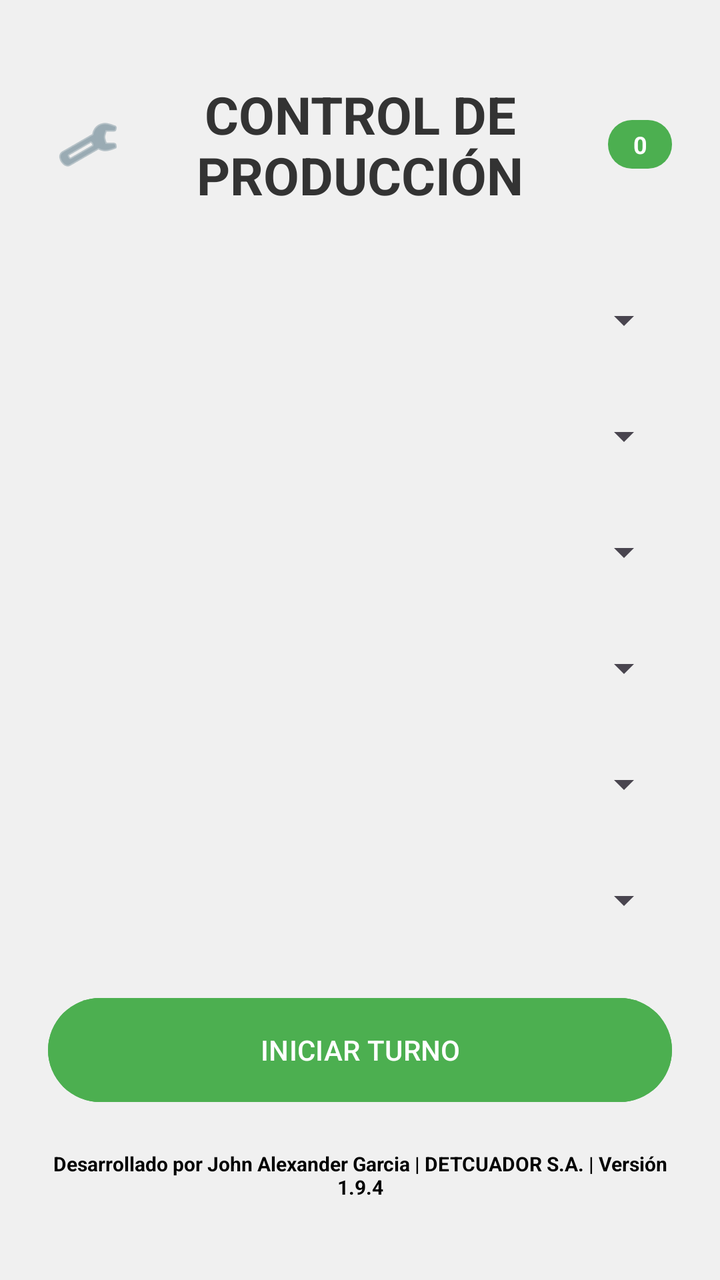
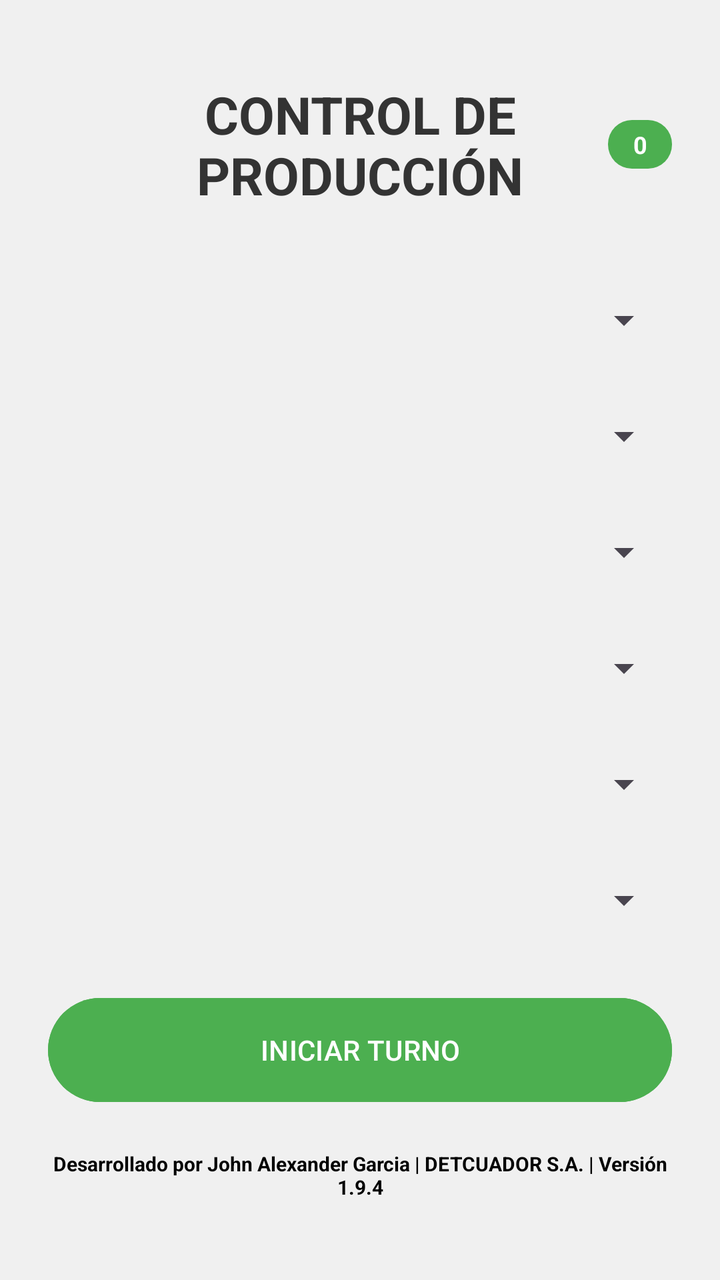

Compare the two renders of this Android layout. The source of the first and the diff that turns it into the second are given below.
<!-- AndroidManifest.xml: application theme Theme.Controller -->
<!-- res/layout/activity_main.xml -->
<?xml version="1.0" encoding="utf-8"?>
<ScrollView xmlns:android="http://schemas.android.com/apk/res/android"
    android:layout_width="match_parent"
    android:layout_height="match_parent"
    xmlns:app="http://schemas.android.com/apk/res-auto"
    android:fillViewport="true"
    android:background="#F0F0F0">

    <LinearLayout
        android:layout_width="match_parent"
        android:layout_height="wrap_content"
        android:orientation="vertical"
        android:padding="24dp"
        android:gravity="center_vertical">

        <RelativeLayout
            android:layout_width="match_parent"
            android:layout_height="wrap_content"
            android:layout_marginBottom="30dp">

            <TextView
                android:layout_width="match_parent"
                android:layout_height="wrap_content"
                android:text="CONTROL DE PRODUCCIÓN"
                android:textSize="26sp"
                android:textStyle="bold"
                android:gravity="center"
                android:textColor="#333333"/>

            <ImageButton
                android:id="@+id/btnConfigChecklist"
                android:layout_width="40dp"
                android:layout_height="40dp"
                android:layout_alignParentStart="true"
                android:layout_centerVertical="true"
                android:src="@android:drawable/ic_menu_manage"
                android:background="?attr/selectableItemBackgroundBorderless"
                android:contentDescription="Configurar formularios"
                app:tint="#607D8B" />

            <TextView
                android:id="@+id/tvBadgePendientes"
                android:layout_width="wrap_content"
                android:layout_height="wrap_content"
                android:layout_alignParentEnd="true"
                android:layout_centerVertical="true"
                android:background="@drawable/badge_bg"
                android:text="0"
                android:textColor="#FFFFFF"
                android:textSize="12sp"
                android:textStyle="bold"
                android:paddingStart="8dp"
                android:paddingEnd="8dp"
                android:paddingTop="4dp"
                android:paddingBottom="4dp"
                android:minWidth="32dp"
                android:gravity="center"/>
        </RelativeLayout>

        <LinearLayout
            android:id="@+id/seccionConfiguracion"
            android:layout_width="match_parent"
            android:layout_height="wrap_content"
            android:orientation="vertical">

            <Spinner android:id="@+id/spinnerTipo" android:layout_width="match_parent" android:layout_height="50dp" android:layout_marginBottom="8dp"/>
            <Spinner android:id="@+id/spinnerMaquina" android:layout_width="match_parent" android:layout_height="50dp" android:layout_marginBottom="8dp"/>
            <Spinner android:id="@+id/spinnerOperador" android:layout_width="match_parent" android:layout_height="50dp" android:layout_marginBottom="8dp"/>
            <Spinner android:id="@+id/spinnerMarca" android:layout_width="match_parent" android:layout_height="50dp" android:layout_marginBottom="8dp"/>
            <Spinner android:id="@+id/spinnerPresentacion" android:layout_width="match_parent" android:layout_height="50dp" android:layout_marginBottom="8dp"/>
            <Spinner android:id="@+id/spinnerFragancia" android:layout_width="match_parent" android:layout_height="50dp" android:layout_marginBottom="20dp"/>

            <Button android:id="@+id/btnIniciarTurno" android:layout_width="match_parent" android:layout_height="60dp" android:text="INICIAR TURNO" android:backgroundTint="#4CAF50"/>
        </LinearLayout>

        <LinearLayout
            android:id="@+id/seccionProduccion"
            android:layout_width="match_parent"
            android:layout_height="wrap_content"
            android:orientation="vertical"
            android:visibility="gone">

            <EditText android:id="@+id/etCantidadPacas" android:textColor="#000000" android:textColorHint="#757575" android:layout_width="match_parent" android:layout_height="60dp" android:inputType="number" android:hint="Cantidad de Pacas" android:textSize="20sp" android:layout_marginBottom="16dp"/>
            <Button android:id="@+id/btnEnviarPallet" android:layout_width="match_parent" android:layout_height="60dp" android:text="ENVIAR REGISTRO" android:backgroundTint="#2196F3" android:layout_marginBottom="16dp"/>

            <LinearLayout
                android:layout_width="match_parent"
                android:layout_height="wrap_content"
                android:orientation="horizontal"
                android:layout_marginBottom="16dp">

                <Button
                    android:id="@+id/btnSolicitarInsumo"
                    android:layout_width="0dp"
                    android:layout_height="60dp"
                    android:layout_weight="1"
                    android:text="📦 SOLICITAR INS"
                    android:textColor="#FFFFFF"
                    android:textSize="10dp"
                    android:textStyle="bold"
                    android:backgroundTint="#3F51B5" />

                <View
                    android:layout_width="8dp"
                    android:layout_height="match_parent"/>

                <Button
                    android:id="@+id/btnVerEstadoPedidos"
                    android:layout_width="0dp"
                    android:layout_height="60dp"
                    android:layout_weight="1"
                    android:text="📊 VER ESTADO"
                    android:textSize="10dp"
                    android:textColor="#3F51B5"
                    android:textStyle="bold"
                    android:backgroundTint="#E8EAF6" />
            </LinearLayout>

            <TextView
                android:id="@+id/tvStatusPedidos"
                android:layout_width="match_parent"
                android:layout_height="wrap_content"
                android:text="@string/status_pedidos_vacio"
                android:textColor="#3F51B5"
                android:textStyle="bold"
                android:gravity="center"
                android:layout_marginBottom="16dp"/>
            <TextView
                android:id="@+id/tvPendientesConfirmacionLabel"
                android:layout_width="match_parent"
                android:layout_height="wrap_content"
                android:text="📬 Confirmar entregas recibidas:"
                android:textColor="#E65100"
                android:textStyle="bold"
                android:textSize="14sp"
                android:layout_marginBottom="4dp"
                android:visibility="gone"/>

            <androidx.recyclerview.widget.RecyclerView
                android:id="@+id/rvPendientesConfirmacion"
                android:layout_width="match_parent"
                android:layout_height="wrap_content"
                android:layout_marginBottom="12dp"
                android:visibility="gone"/>

            <Button
                android:id="@+id/btnTerminarTurno"
                android:layout_width="match_parent"
                android:layout_height="60dp"
                android:text="CERRAR TURNO DE TRABAJO"
                android:backgroundTint="#B71C1C"
                android:layout_marginBottom="8dp" />

            <TextView
                android:layout_width="match_parent"
                android:layout_height="wrap_content"
                android:text="Historial de este turno:"
                android:textStyle="bold"
                android:textColor="#555555"
                android:layout_marginTop="8dp"
                android:layout_marginBottom="4dp"/>

            <ScrollView
                android:layout_width="match_parent"
                android:layout_height="120dp"
                android:background="#F0F0F0"
                android:padding="8dp"
                android:layout_marginBottom="24dp">
                <TextView
                    android:id="@+id/tvHistorialPacas"
                    android:layout_width="match_parent"
                    android:layout_height="wrap_content"
                    android:textSize="16sp"
                    android:textColor="#1E293B"
                    android:text=""/>
            </ScrollView>

            <Button
                android:id="@+id/btnParo"
                android:layout_width="match_parent"
                android:layout_height="60dp"
                android:text="REGISTRAR PARO"
                android:textColor="#FFFFFF"
                android:textStyle="bold"
                android:backgroundTint="#FA8400"
                android:layout_marginBottom="32dp" />
        </LinearLayout>

        <TextView
            android:id="@+id/textViewDevelopedBy"
            android:layout_width="wrap_content"
            android:layout_height="wrap_content"
            android:layout_gravity="center"
            android:layout_marginTop="20dp"
            android:gravity="center"
            android:text="Desarrollado por John Alexander Garcia | DETCUADOR S.A. | Versión 1.9.4"
            android:textColor="#000000"
            android:textSize="10sp"
            android:textStyle="bold" />

    </LinearLayout>
</ScrollView>
<!-- resources referenced by this layout -->
<resources>
  <!-- drawable badge_bg (drawable) -->
  <?xml version="1.0" encoding="utf-8"?>
  <shape xmlns:android="http://schemas.android.com/apk/res/android"
      android:shape="rectangle">
      <corners android:radius="12dp"/>
      <solid android:color="#4CAF50"/>
  </shape>
  <string name="status_pedidos_vacio">Sin solicitudes aún</string>
  <style name="Theme.Controller" parent="Base.Theme.Controller" />
  <style name="Base.Theme.Controller" parent="Theme.Material3.DayNight.NoActionBar">
          
          
      </style>
</resources>

<!-- the commit's change to res/layout/activity_main.xml (unified diff, before → after) -->
@@ -26,17 +26,6 @@
                 android:textStyle="bold"
                 android:gravity="center"
                 android:textColor="#333333"/>
-
-            <ImageButton
-                android:id="@+id/btnConfigChecklist"
-                android:layout_width="40dp"
-                android:layout_height="40dp"
-                android:layout_alignParentStart="true"
-                android:layout_centerVertical="true"
-                android:src="@android:drawable/ic_menu_manage"
-                android:background="?attr/selectableItemBackgroundBorderless"
-                android:contentDescription="Configurar formularios"
-                app:tint="#607D8B" />
 
             <TextView
                 android:id="@+id/tvBadgePendientes"
